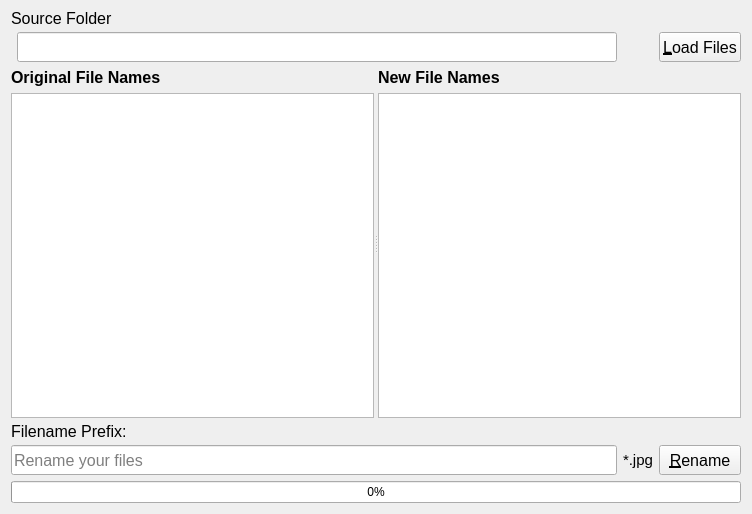
The window that bulk_rename/ui/window.ui (lmlassiter/bulk_rename) describes before a commit, drawn with Qt 5.
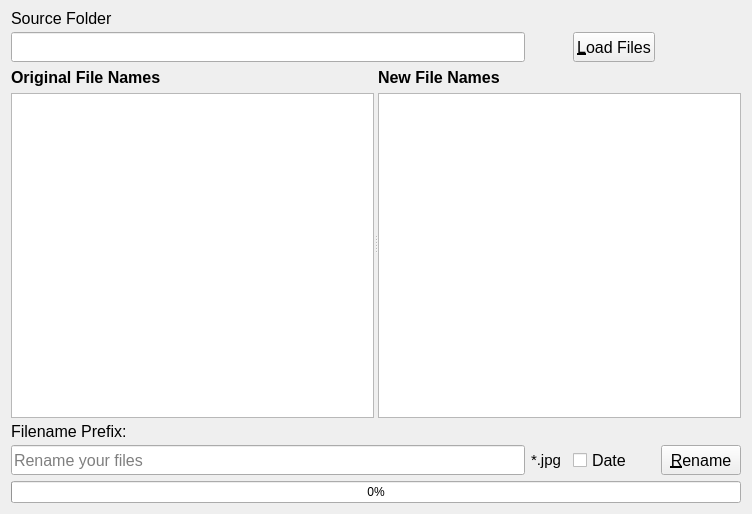
The same window after the commit.

Commit message: Removed Sleep

```diff
--- a/bulk_rename/ui/window.ui
+++ b/bulk_rename/ui/window.ui
@@ -14,78 +14,6 @@
    <string>Bulk Renamer</string>
   </property>
   <layout class="QGridLayout" name="gridLayout">
-   <item row="3" column="0" colspan="2">
-    <widget class="QLabel" name="label_4">
-     <property name="minimumSize">
-      <size>
-       <width>0</width>
-       <height>15</height>
-      </size>
-     </property>
-     <property name="maximumSize">
-      <size>
-       <width>16777215</width>
-       <height>15</height>
-      </size>
-     </property>
-     <property name="font">
-      <font>
-       <pointsize>12</pointsize>
-      </font>
-     </property>
-     <property name="text">
-      <string>Filename Prefix:</string>
-     </property>
-    </widget>
-   </item>
-   <item row="1" column="3">
-    <widget class="QPushButton" name="loadBtn">
-     <property name="minimumSize">
-      <size>
-       <width>0</width>
-       <height>30</height>
-      </size>
-     </property>
-     <property name="maximumSize">
-      <size>
-       <width>16777215</width>
-       <height>30</height>
-      </size>
-     </property>
-     <property name="font">
-      <font>
-       <pointsize>12</pointsize>
-      </font>
-     </property>
-     <property name="text">
-      <string>&amp;Load Files</string>
-     </property>
-    </widget>
-   </item>
-   <item row="1" column="1">
-    <widget class="QLineEdit" name="dirEdit">
-     <property name="minimumSize">
-      <size>
-       <width>0</width>
-       <height>30</height>
-      </size>
-     </property>
-     <property name="maximumSize">
-      <size>
-       <width>16777215</width>
-       <height>30</height>
-      </size>
-     </property>
-     <property name="font">
-      <font>
-       <pointsize>12</pointsize>
-      </font>
-     </property>
-     <property name="readOnly">
-      <bool>true</bool>
-     </property>
-    </widget>
-   </item>
    <item row="0" column="0" colspan="2">
     <widget class="QLabel" name="label">
      <property name="minimumSize">
@@ -110,7 +38,7 @@
      </property>
     </widget>
    </item>
-   <item row="5" column="0" colspan="4">
+   <item row="9" column="0" colspan="5">
     <widget class="QProgressBar" name="progressBar">
      <property name="enabled">
       <bool>true</bool>
@@ -120,18 +48,18 @@
      </property>
     </widget>
    </item>
-   <item row="4" column="3">
-    <widget class="QPushButton" name="renameBtn">
+   <item row="4" column="0" colspan="2">
+    <widget class="QLabel" name="label_4">
      <property name="minimumSize">
       <size>
        <width>0</width>
-       <height>30</height>
+       <height>15</height>
       </size>
      </property>
      <property name="maximumSize">
       <size>
        <width>16777215</width>
-       <height>30</height>
+       <height>15</height>
       </size>
      </property>
      <property name="font">
@@ -140,11 +68,11 @@
       </font>
      </property>
      <property name="text">
-      <string>&amp;Rename</string>
+      <string>Filename Prefix:</string>
      </property>
     </widget>
    </item>
-   <item row="2" column="0" colspan="4">
+   <item row="3" column="0" colspan="5">
     <widget class="QSplitter" name="splitter">
      <property name="orientation">
       <enum>Qt::Horizontal</enum>
@@ -193,8 +121,8 @@
      </widget>
     </widget>
    </item>
-   <item row="4" column="2">
-    <widget class="QLabel" name="extensionLabel">
+   <item row="6" column="4">
+    <widget class="QPushButton" name="renameBtn">
      <property name="minimumSize">
       <size>
        <width>0</width>
@@ -203,21 +131,21 @@
      </property>
      <property name="maximumSize">
       <size>
-       <width>40</width>
+       <width>16777215</width>
        <height>30</height>
       </size>
      </property>
      <property name="font">
       <font>
-       <pointsize>11</pointsize>
+       <pointsize>12</pointsize>
       </font>
      </property>
      <property name="text">
-      <string>*.jpg</string>
+      <string>&amp;Rename</string>
      </property>
     </widget>
    </item>
-   <item row="4" column="0" colspan="2">
+   <item row="6" column="0">
     <widget class="QLineEdit" name="renameLn">
      <property name="minimumSize">
       <size>
@@ -247,6 +175,102 @@
      </property>
     </widget>
    </item>
+   <item row="6" column="1">
+    <widget class="QLabel" name="extensionLabel">
+     <property name="minimumSize">
+      <size>
+       <width>0</width>
+       <height>30</height>
+      </size>
+     </property>
+     <property name="maximumSize">
+      <size>
+       <width>40</width>
+       <height>30</height>
+      </size>
+     </property>
+     <property name="font">
+      <font>
+       <pointsize>11</pointsize>
+      </font>
+     </property>
+     <property name="text">
+      <string>*.jpg</string>
+     </property>
+    </widget>
+   </item>
+   <item row="1" column="0">
+    <widget class="QLineEdit" name="dirEdit">
+     <property name="minimumSize">
+      <size>
+       <width>0</width>
+       <height>30</height>
+      </size>
+     </property>
+     <property name="maximumSize">
+      <size>
+       <width>16777215</width>
+       <height>30</height>
+      </size>
+     </property>
+     <property name="font">
+      <font>
+       <pointsize>12</pointsize>
+      </font>
+     </property>
+     <property name="readOnly">
+      <bool>true</bool>
+     </property>
+    </widget>
+   </item>
+   <item row="1" column="3">
+    <widget class="QPushButton" name="loadBtn">
+     <property name="minimumSize">
+      <size>
+       <width>0</width>
+       <height>30</height>
+      </size>
+     </property>
+     <property name="maximumSize">
+      <size>
+       <width>16777215</width>
+       <height>30</height>
+      </size>
+     </property>
+     <property name="font">
+      <font>
+       <pointsize>12</pointsize>
+      </font>
+     </property>
+     <property name="text">
+      <string>&amp;Load Files</string>
+     </property>
+    </widget>
+   </item>
+   <item row="6" column="3">
+    <widget class="QCheckBox" name="dateCheckBx">
+     <property name="minimumSize">
+      <size>
+       <width>30</width>
+       <height>30</height>
+      </size>
+     </property>
+     <property name="maximumSize">
+      <size>
+       <width>60</width>
+       <height>30</height>
+      </size>
+     </property>
+     <property name="font">
+      <font>
+       <pointsize>12</pointsize>
+      </font>
+     </property>
+     <property name="text">
+      <string>Date</string>
+     </property>
+    </widget>
+   </item>
   </layout>
  </widget>
  <resources/>
```
The commit also changes 2 other files.
